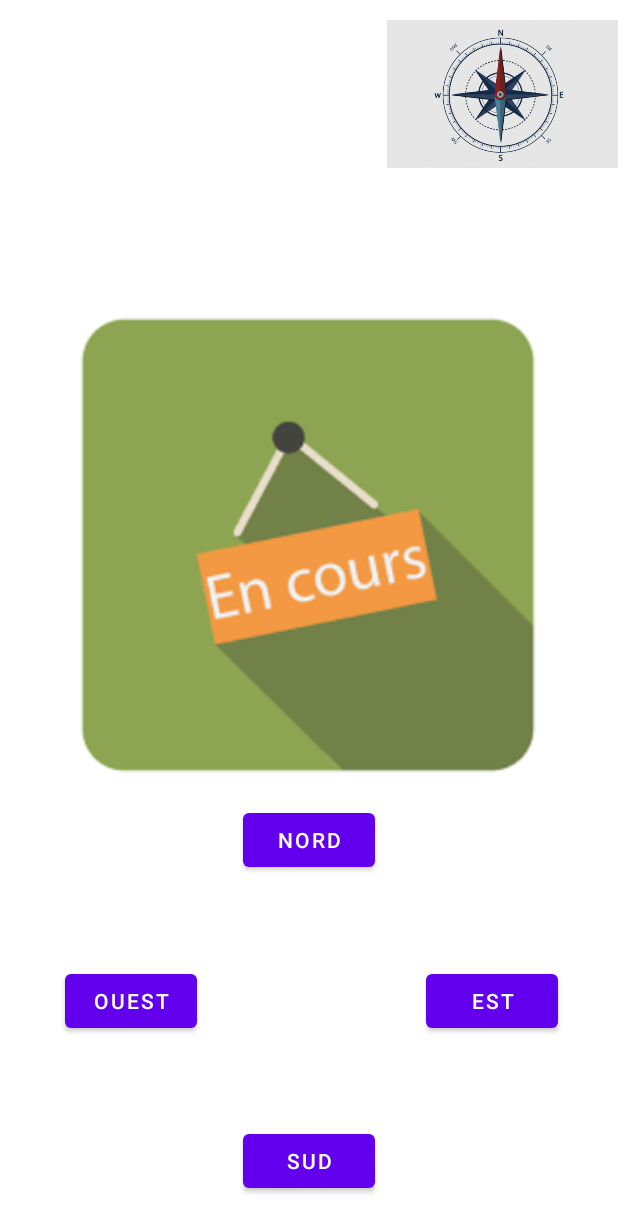
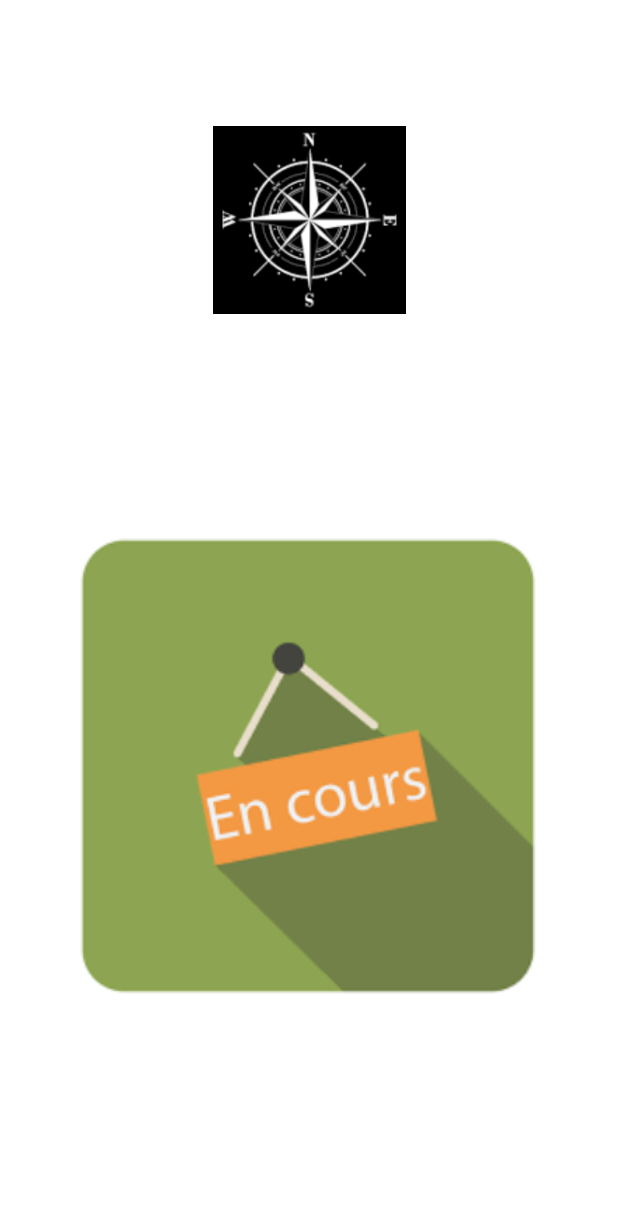
Before and after one commit to JulietteSCHILLING/MyHabitat, an Android app: the layout activity_mode_immersion.xml on its own in the app's theme, with its tools: preview values and no code run, on a phone screen of 412 x 824 dp. Shown: the top 1232 px of the screen. Run offline under Robolectric (Android 15) with nearby library versions, the phone set to English and light mode, and no system bars.

Commit message:
amelioration conception textView Orientation

```diff
--- a/app/src/main/java/com/example/myhabitat/ModeConceptionActivity.java
+++ b/app/src/main/java/com/example/myhabitat/ModeConceptionActivity.java
@@ -152,8 +152,14 @@ public class ModeConceptionActivity extends AppCompatActivity {
                         }
                     }
                 });
+
+                TextView textViewOrientation = new TextView(getBaseContext());
+                textViewOrientation.setText(mur.getOrientation().toString());
+                ll.addView(textViewOrientation);
+
                 llMur.addView(imageButton);
                 ll.addView(llMur);
+
             }
             Button supprimer = new Button(getBaseContext());
             supprimer.setText("Supprimer la pièce");
--- a/app/src/main/res/layout/activity_mode_immersion.xml
+++ b/app/src/main/res/layout/activity_mode_immersion.xml
@@ -17,54 +17,7 @@
             app:layout_constraintEnd_toEndOf="parent"
             app:layout_constraintStart_toStartOf="parent"
             app:layout_constraintHorizontal_bias="0.495"
-            app:layout_constraintVertical_bias="0.406"/>
-
-    <Button
-            android:text="NORD"
-            android:layout_width="wrap_content"
-            android:layout_height="wrap_content"
-            android:id="@+id/button2"
-            android:onClick="afficheNord"
-            app:layout_constraintTop_toBottomOf="@+id/imageViewMur"
-            app:layout_constraintEnd_toEndOf="parent"
-            app:layout_constraintStart_toStartOf="parent"
-            android:layout_marginTop="20dp"
-            app:layout_constraintHorizontal_bias="0.501"/>
-
-    <Button
-            android:text="EST"
-            android:layout_width="wrap_content"
-            android:layout_height="wrap_content"
-            android:id="@+id/button3"
-            android:onClick="afficheEst"
-            app:layout_constraintEnd_toEndOf="parent"
-            android:layout_marginEnd="40dp"
-            app:layout_constraintTop_toBottomOf="@+id/button2"
-            app:layout_constraintBottom_toTopOf="@+id/button5"/>
-
-    <Button
-            android:text="OUEST"
-            android:layout_width="wrap_content"
-            android:layout_height="wrap_content"
-            android:id="@+id/button4"
-            android:onClick="afficheOuest"
-            app:layout_constraintStart_toStartOf="parent"
-            app:layout_constraintEnd_toStartOf="@+id/button3"
-            app:layout_constraintHorizontal_bias="0.221"
-            app:layout_constraintTop_toBottomOf="@+id/button2"
-            app:layout_constraintBottom_toTopOf="@+id/button5"/>
-
-    <Button
-            android:text="SUD"
-            android:layout_width="wrap_content"
-            android:layout_height="wrap_content"
-            android:id="@+id/button5"
-            android:onClick="afficheSud"
-            app:layout_constraintTop_toBottomOf="@+id/button2"
-            app:layout_constraintBottom_toBottomOf="parent"
-            app:layout_constraintVertical_bias="0.863"
-            app:layout_constraintEnd_toEndOf="parent"
-            app:layout_constraintStart_toStartOf="parent"/>
+            app:layout_constraintVertical_bias="0.69"/>
 
     <ImageView
             android:layout_width="154dp"
@@ -72,5 +25,9 @@
             app:srcCompat="@drawable/boussole"
             android:id="@+id/imageViewBoussole"
             app:layout_constraintTop_toTopOf="parent"
-            app:layout_constraintEnd_toEndOf="parent"/>
+            app:layout_constraintEnd_toEndOf="parent"
+            android:layout_marginTop="52dp"
+            app:layout_constraintStart_toStartOf="parent"
+            android:layout_marginBottom="117dp"
+            app:layout_constraintBottom_toTopOf="@+id/imageViewMur"/>
 </androidx.constraintlayout.widget.ConstraintLayout>
```
Also changed, not shown: app/src/main/java/com/example/myhabitat/ModeImmersionActivity.java (+7 -28 lines), app/src/main/java/outils/GestionnaireBoussole.java (deleted, +0 -8 lines), app/src/main/res/drawable/boussole.png.
